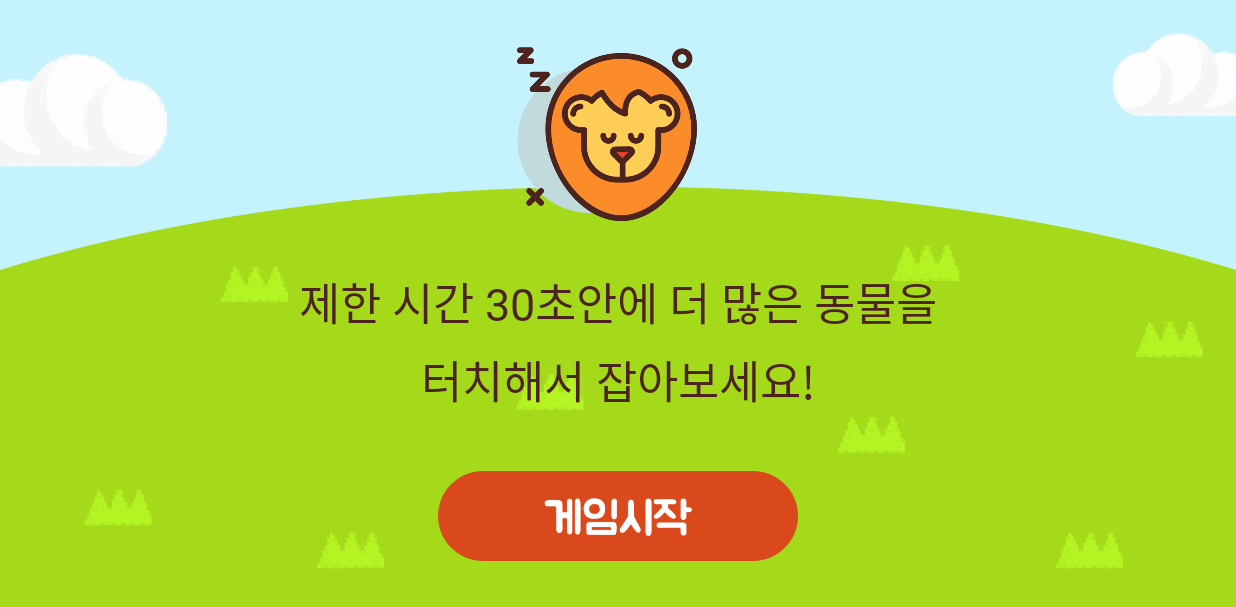
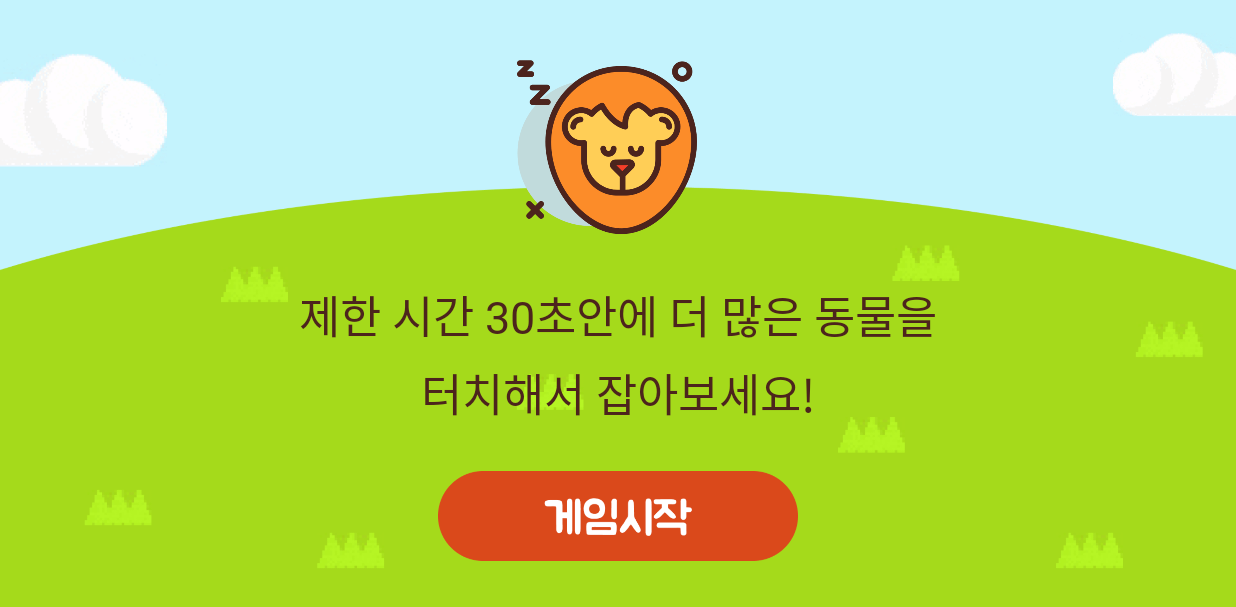
Before and after one commit to JJJJisun/dudeoji_game, an Android app: the screen it shows after launch (MainActivity), on a phone screen of 824 x 412 dp (held sideways). Shown: the top 607 px of the screen. Run offline under Robolectric (Android 15) with nearby library versions, the phone set to English and light mode, and no system bars.

Commit message:
layout 디테일 수정

```diff
--- a/app/src/main/res/layout/activity_game_finish.xml
+++ b/app/src/main/res/layout/activity_game_finish.xml
@@ -21,7 +21,7 @@
         app:layout_constraintHorizontal_bias="0.49"
         app:layout_constraintStart_toStartOf="parent"
         app:layout_constraintTop_toTopOf="parent"
-        app:layout_constraintVertical_bias="0.1" />
+        app:layout_constraintVertical_bias="0.13" />
 
     <TextView
         android:id="@+id/tv_end_text"
--- a/app/src/main/res/layout/activity_main.xml
+++ b/app/src/main/res/layout/activity_main.xml
@@ -21,7 +21,7 @@
         app:layout_constraintHorizontal_bias="0.49"
         app:layout_constraintStart_toStartOf="parent"
         app:layout_constraintTop_toTopOf="parent"
-        app:layout_constraintVertical_bias="0.1" />
+        app:layout_constraintVertical_bias="0.13" />
 
     <TextView
         android:layout_width="wrap_content"
--- a/app/src/main/res/values/strings.xml
+++ b/app/src/main/res/values/strings.xml
@@ -1,3 +1,3 @@
 <resources>
-    <string name="app_name">RC2_week4</string>
+    <string name="app_name">dudeoji_game</string>
 </resources>
```
